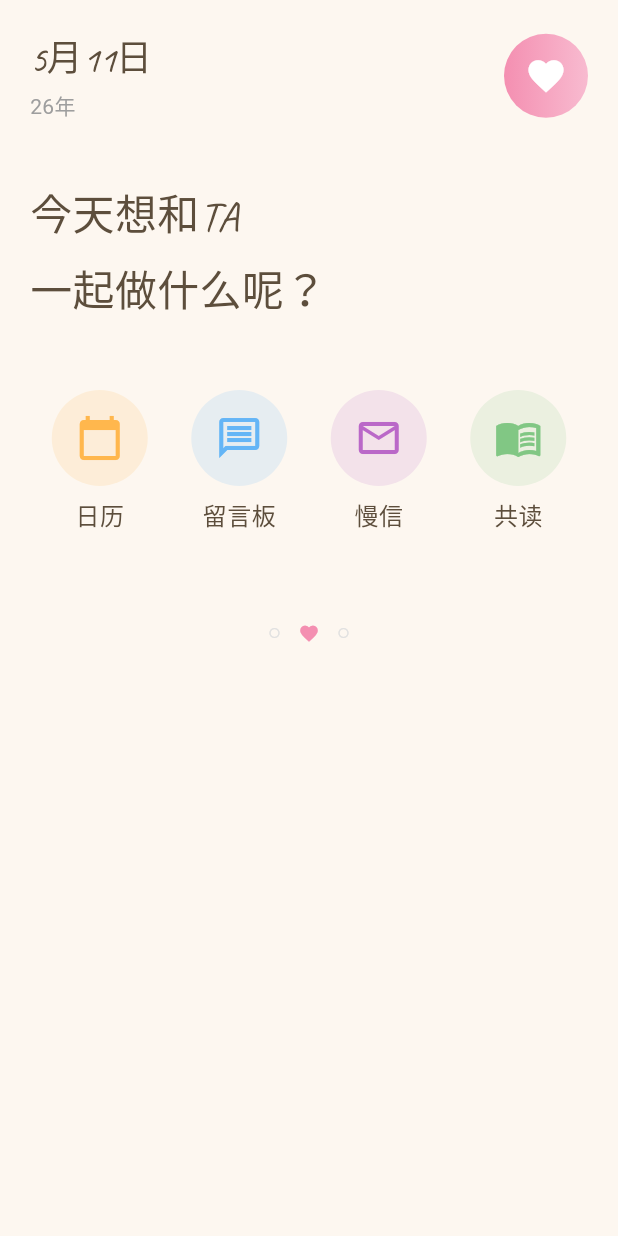
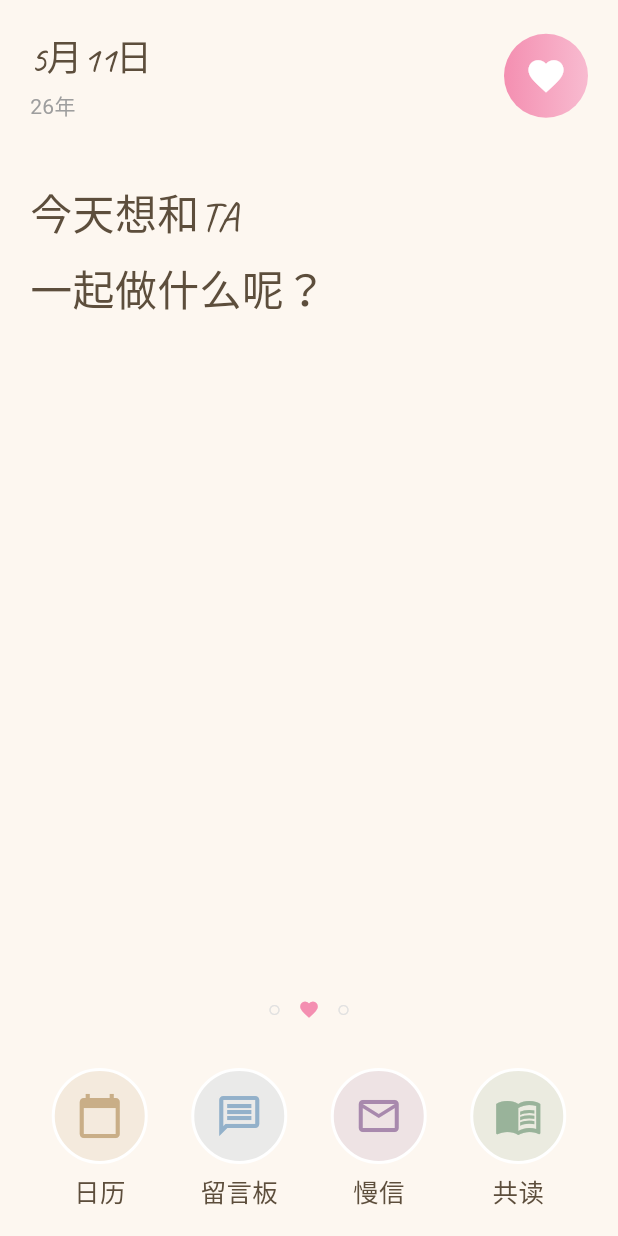
Before and after one commit to lvwanze/lome, a Flutter app: the HomePage screen opened directly, on a phone screen of 412 x 824 dp. Run offline on Flutter 3.47's test engine with Material 3 defaults, Android fonts, the phone set to English and light mode, and no system bars; our stand-ins replace google_fonts, shared_preferences; accounts and stored records are empty.

Commit message:
feat: 修改了主页面，Rive虚拟形象制作学习

```diff
--- a/lib/pages/home_page.dart
+++ b/lib/pages/home_page.dart
@@ -1,5 +1,6 @@
 import 'package:flutter/material.dart';
 import 'package:google_fonts/google_fonts.dart';
+import 'package:lome/utils/app_fonts.dart';
 
 class HomePage extends StatelessWidget {
   const HomePage({super.key});
@@ -80,11 +81,27 @@ class HomePage extends StatelessWidget {
                 ),
               ),
 
-              const SizedBox(height: 48),
+              const Spacer(),
 
-              // 4个核心功能入口
+              // 装饰元素
+              Center(
+                child: Row(
+                  mainAxisAlignment: MainAxisAlignment.center,
+                  children: [
+                    Icon(Icons.circle_outlined, size: 8, color: Colors.grey.shade300),
+                    const SizedBox(width: 12),
+                    Icon(Icons.favorite, size: 14, color: Colors.pink.shade200),
+                    const SizedBox(width: 12),
+                    Icon(Icons.circle_outlined, size: 8, color: Colors.grey.shade300),
+                  ],
+                ),
+              ),
+
+              const SizedBox(height: 32),
+
+              // 4个核心功能入口（底部）
               Row(
-              mainAxisAlignment: MainAxisAlignment.spaceAround,
+                mainAxisAlignment: MainAxisAlignment.spaceAround,
                 children: [
                   _buildFeatureItem(
                     icon: Icons.calendar_today,
@@ -112,22 +129,6 @@ class HomePage extends StatelessWidget {
                   ),
                 ],
               ),
-
-              const SizedBox(height: 60),
-
-              // 装饰元素
-              Center(
-                child: Row(
-                  mainAxisAlignment: MainAxisAlignment.center,
-                  children: [
-                    Icon(Icons.circle_outlined, size: 8, color: Colors.grey.shade300),
-                    const SizedBox(width: 12),
-                    Icon(Icons.favorite, size: 14, color: Colors.pink.shade200),
-                    const SizedBox(width: 12),
-                    Icon(Icons.circle_outlined, size: 8, color: Colors.grey.shade300),
-                  ],
-                ),
-              ),
             ],
           ),
         ),
@@ -141,6 +142,8 @@ class HomePage extends StatelessWidget {
     required Color color,
     required VoidCallback onTap,
   }) {
+    final mutedColor = AppFonts.muted(color);
+
     return GestureDetector(
       onTap: onTap,
       child: Column(
@@ -149,22 +152,23 @@ class HomePage extends StatelessWidget {
             width: 64,
             height: 64,
             decoration: BoxDecoration(
-              color: color.withOpacity(0.15),
+              color: mutedColor.withOpacity(0.18),
               shape: BoxShape.circle,
+              border: Border.all(
+                color: Colors.white,
+                width: 2,
+              ),
             ),
             child: Icon(
               icon,
               size: 32,
-              color: color,
+              color: mutedColor,
             ),
           ),
           const SizedBox(height: 8),
           Text(
             label,
-            style: GoogleFonts.caveat(
-              fontSize: 16,
-              color: const Color(0xFF5D4E3C),
-            ),
+            style: AppFonts.featureLabel(),
           ),
         ],
       ),
--- /dev/null
+++ b/lib/utils/app_fonts.dart
@@ -0,0 +1,27 @@
+import 'package:flutter/material.dart';
+import 'package:google_fonts/google_fonts.dart';
+
+class AppFonts {
+  AppFonts._();
+
+  /// 功能入口标签：圆润中文手写风（站酷小薇体）
+  static TextStyle featureLabel({
+    double fontSize = 17,
+    Color color = const Color(0xFF5D4E3C),
+  }) {
+    return GoogleFonts.zcoolXiaoWei(
+      fontSize: fontSize,
+      color: color,
+      height: 1.2,
+    );
+  }
+
+  /// 降低颜色饱和度，让图标更柔和
+  static Color muted(Color color, {double saturationScale = 0.38}) {
+    final hsl = HSLColor.fromColor(color);
+    return hsl
+        .withSaturation((hsl.saturation * saturationScale).clamp(0.0, 1.0))
+        .withLightness((hsl.lightness * 0.92 + 0.06).clamp(0.0, 1.0))
+        .toColor();
+  }
+}
```
Also changed, not shown: 1 other file.
